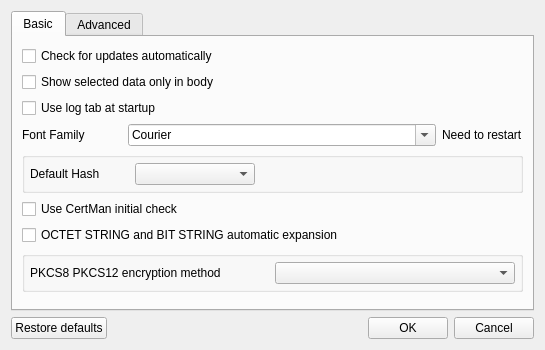
Before: the Qt Designer form BerEditor/settings_dlg.ui in jykim74/BerEditor, drawn with Qt 5.
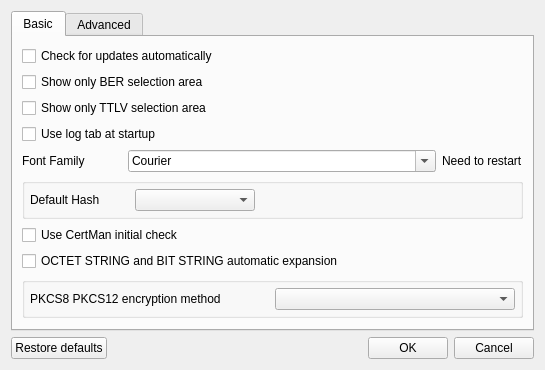
After: the same form once the commit is applied.

Commit message: BER TTLV 선택 영역만 표시 설정을 각각으로 분리

```diff
--- a/BerEditor/settings_dlg.ui
+++ b/BerEditor/settings_dlg.ui
@@ -7,7 +7,7 @@
     <x>0</x>
     <y>0</y>
     <width>545</width>
-    <height>350</height>
+    <height>368</height>
    </rect>
   </property>
   <property name="windowTitle">
@@ -34,8 +34,25 @@
       </attribute>
       <layout class="QVBoxLayout" name="verticalLayout_5">
        <item>
-        <layout class="QVBoxLayout" name="verticalLayout_2">
-         <item>
+        <layout class="QGridLayout" name="gridLayout_10">
+         <property name="topMargin">
+          <number>0</number>
+         </property>
+         <item row="1" column="0">
+          <widget class="QCheckBox" name="mCheckShowBERSelOnly">
+           <property name="text">
+            <string>Show only BER selection area</string>
+           </property>
+          </widget>
+         </item>
+         <item row="2" column="0">
+          <widget class="QCheckBox" name="mCheckShowTTLVSelOnly">
+           <property name="text">
+            <string>Show only TTLV selection area</string>
+           </property>
+          </widget>
+         </item>
+         <item row="0" column="0">
           <widget class="QCheckBox" name="mCheckBoxLatestVersion">
            <property name="minimumSize">
             <size>
@@ -48,14 +65,7 @@
            </property>
           </widget>
          </item>
-         <item>
-          <widget class="QCheckBox" name="mCheckShowPartOnly">
-           <property name="text">
-            <string>Show selected data only in body</string>
-           </property>
-          </widget>
-         </item>
-         <item>
+         <item row="3" column="0">
           <widget class="QCheckBox" name="mUseLogTabCheck">
            <property name="text">
             <string>Use log tab at startup</string>
```
Left out of the diff: 3 changed lines with no effect on the pictures. The commit also changes 8 other files.
